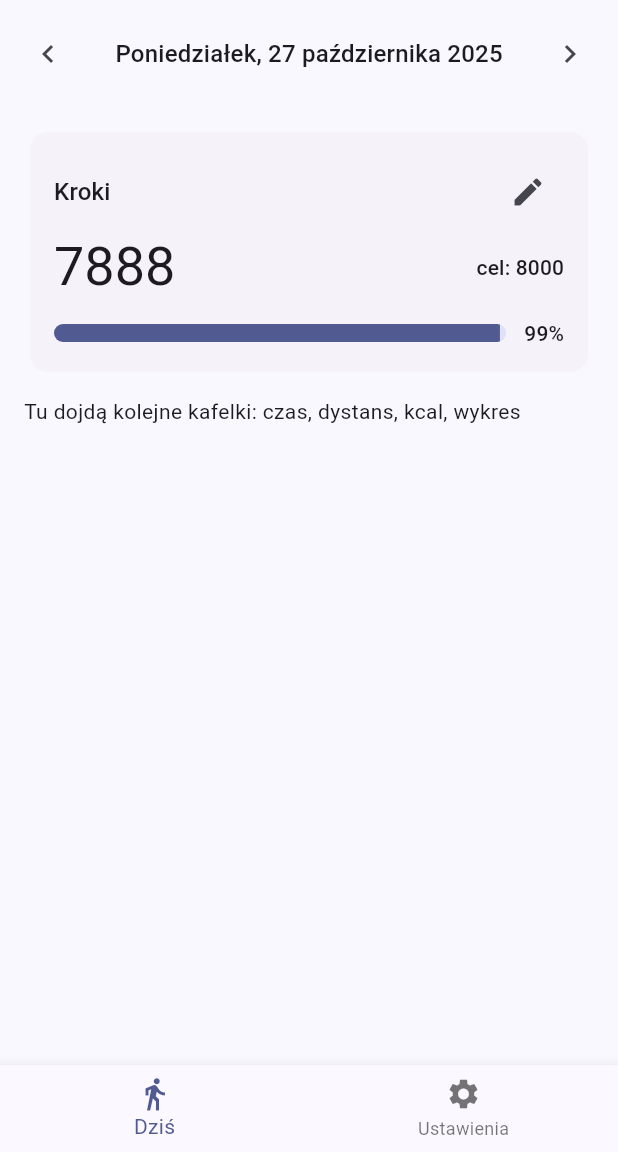
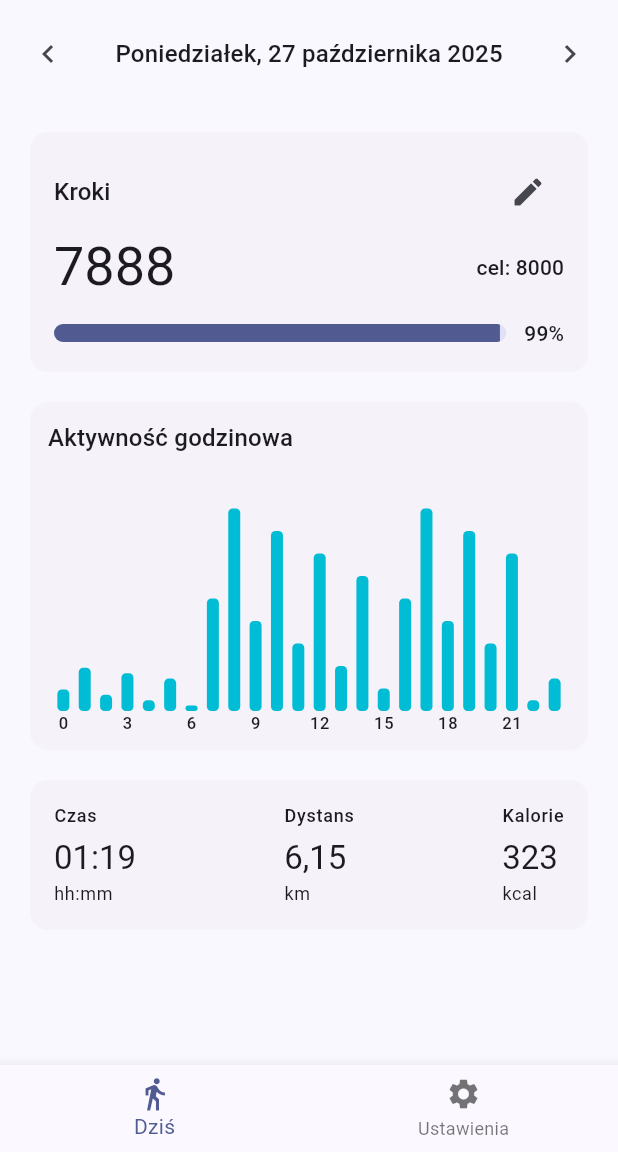
Before and after one commit to bujniasz/step_counter, a Flutter app: the screen it shows after launch, on a phone screen of 412 x 824 dp, the part 84-1236 px from its top. Run offline on Flutter 3.47's test engine with Material 3 defaults, Android fonts, the phone set to English and light mode, and no system bars; drawn by our look-alikes of fl_chart; our stand-ins replace shared_preferences.

Commit message:
[FEAT] main dashboard

```diff
--- a/lib/features/steps/presentation/pages/pages.dart
+++ b/lib/features/steps/presentation/pages/pages.dart
@@ -1,6 +1,7 @@
 import 'package:flutter/material.dart';
 import 'package:intl/intl.dart';
 import '../../data/goal_store.dart';
+import 'package:fl_chart/fl_chart.dart';
 
 class DashboardPage extends StatefulWidget {
   const DashboardPage({super.key});
@@ -22,6 +23,25 @@ class _DashboardPageState extends State<DashboardPage> {
   DateTime _shiftDay(DateTime d, int offset) => DateTime(d.year, d.month, d.day + offset);
   int _indexFor(DateTime day) => _center + day.difference(_truncate(_today)).inDays;
 
+  // ===== Założenia (później zrobimy edycję w UI)
+  static const double _strideMeters = 0.78; // długość kroku
+  static const double _cadenceSpm = 100;    // kroki/min
+  static const double _weightKg = 70;       // waga użytkownika
+  static const double _metWalking = 3.5;    // MET dla marszu
+
+  // ===== Obliczenia metryk
+  int _durationMinutes(int steps) => (steps / _cadenceSpm).round();
+  double _distanceKm(int steps) => (steps * _strideMeters) / 1000.0;
+  int _caloriesKcal(int steps) {
+    final hours = _durationMinutes(steps) / 60.0;
+    return (_metWalking * _weightKg * hours).round();
+  }
+
+  String _formatHm(int minutes) {
+    final h = minutes ~/ 60;
+    final m = minutes % 60;
+    return '${h.toString().padLeft(2, '0')}:${m.toString().padLeft(2, '0')}';
+  }
 
   DateTime _dateFromIndex(int index) {
     final offset = index - _center;
@@ -43,6 +63,17 @@ class _DashboardPageState extends State<DashboardPage> {
       duration: const Duration(milliseconds: 250),
       curve: Curves.easeOut,
     );
+  }
+
+  // ===== MOCK: 24 "godzinne" biny aktywności (większe wartości w ciągu dnia)
+  List<int> _mockHourlyFor(DateTime day) {
+    final d = _truncate(day);
+    final seed = d.millisecondsSinceEpoch ~/ (24 * 3600 * 1000);
+    return List<int>.generate(24, (h) {
+      final base = ((seed * 73 + h * 31) % 9) + 1; // 1..9
+      final isDay = h >= 7 && h <= 21;
+      return base * (isDay ? 250 : 60); // „dzienne” piki
+    });
   }
 
   Future<void> _pickDate() async {
@@ -191,7 +222,14 @@ class _DashboardPageState extends State<DashboardPage> {
                     onEditGoal: _editGoal,
                   ),
                   const SizedBox(height: 12),
-                  const Text('Tu dojdą kolejne kafelki: czas, dystans, kcal, wykres'),
+                  _HourlyChart(data: _mockHourlyFor(date)),
+                  const SizedBox(height: 12),
+                  _MetricsCard(
+                    durationHm: _formatHm(_durationMinutes(steps)),
+                    distanceKm: _distanceKm(steps),
+                    caloriesKcal: _caloriesKcal(steps),
+                  ),
+                  const SizedBox(height: 12),
                 ],
               );
             },
@@ -278,3 +316,117 @@ class _StepsCard extends StatelessWidget {
     );
   }
 }
+
+class _MetricsCard extends StatelessWidget {
+  const _MetricsCard({
+    required this.durationHm,
+    required this.distanceKm,
+    required this.caloriesKcal,
+  });
+  final String durationHm;   // "hh:mm"
+  final double distanceKm;   // np. 3.12
+  final int caloriesKcal;    // np. 210
+
+  @override
+  Widget build(BuildContext context) {
+    final km = NumberFormat('#,##0.00', 'pl_PL').format(distanceKm);
+    return Card(
+      elevation: 0,
+      child: Padding(
+        padding: const EdgeInsets.all(16),
+        child: Row(
+          mainAxisAlignment: MainAxisAlignment.spaceBetween,
+          children: [
+            _MetricTile(label: 'Czas', value: durationHm, sub: 'hh:mm'),
+            _MetricTile(label: 'Dystans', value: km, sub: 'km'),
+            _MetricTile(label: 'Kalorie', value: '$caloriesKcal', sub: 'kcal'),
+          ],
+        ),
+      ),
+    );
+  }
+}
+
+class _MetricTile extends StatelessWidget {
+  const _MetricTile({required this.label, required this.value, required this.sub});
+  final String label;
+  final String value;
+  final String sub;
+  @override
+  Widget build(BuildContext context) {
+    final t = Theme.of(context).textTheme;
+    return Column(
+      crossAxisAlignment: CrossAxisAlignment.start,
+      children: [
+        Text(label, style: t.labelMedium),
+        const SizedBox(height: 6),
+        Text(value, style: t.titleLarge),
+        const SizedBox(height: 2),
+        Text(sub, style: t.bodySmall),
+      ],
+    );
+  }
+}
+
+class _HourlyChart extends StatelessWidget {
+  const _HourlyChart({required this.data});
+  final List<int> data; // 24 wartości
+
+  @override
+  Widget build(BuildContext context) {
+    final theme = Theme.of(context);
+    final maxY = (data.reduce((a, b) => a > b ? a : b)).toDouble();
+    return Card(
+      elevation: 0,
+      child: Padding(
+        padding: const EdgeInsets.fromLTRB(12, 12, 12, 8),
+        child: Column(
+          crossAxisAlignment: CrossAxisAlignment.start,
+          children: [
+            Text('Aktywność godzinowa', style: theme.textTheme.titleMedium),
+            const SizedBox(height: 8),
+            SizedBox(
+              height: 180,
+              child: BarChart(
+                BarChartData(
+                  maxY: maxY * 1.2, // trochę zapasu nad najwyższym słupkiem
+                  gridData: const FlGridData(show: false),
+                  borderData: FlBorderData(show: false),
+                  titlesData: FlTitlesData(
+                    topTitles: const AxisTitles(sideTitles: SideTitles(showTitles: false)),
+                    rightTitles: const AxisTitles(sideTitles: SideTitles(showTitles: false)),
+                    leftTitles: const AxisTitles(sideTitles: SideTitles(showTitles: false)),
+                    bottomTitles: AxisTitles(
+                      sideTitles: SideTitles(
+                        showTitles: true,
+                        reservedSize: 18,
+                        getTitlesWidget: (value, meta) {
+                          final h = value.toInt();
+                          if (h % 3 != 0) return const SizedBox.shrink(); // podpis co 3h
+                          return Text('$h', style: Theme.of(context).textTheme.labelSmall);
+                        },
+                      ),
+                    ),
+                  ),
+                  barGroups: List.generate(
+                    data.length,
+                    (i) => BarChartGroupData(
+                      x: i,
+                      barRods: [
+                        BarChartRodData(
+                          toY: data[i].toDouble(),
+                          width: 8,
+                          borderRadius: BorderRadius.circular(3),
+                        ),
+                      ],
+                    ),
+                  ),
+                ),
+              ),
+            ),
+          ],
+        ),
+      ),
+    );
+  }
+}
--- a/pubspec.yaml
+++ b/pubspec.yaml
@@ -38,6 +38,7 @@ dependencies:
   flutter_localizations:
     sdk: flutter
   shared_preferences: ^2.5.3
+  fl_chart: ^1.1.1
 
 dev_dependencies:
   flutter_test:
```
Also changed, not shown: pubspec.lock.
